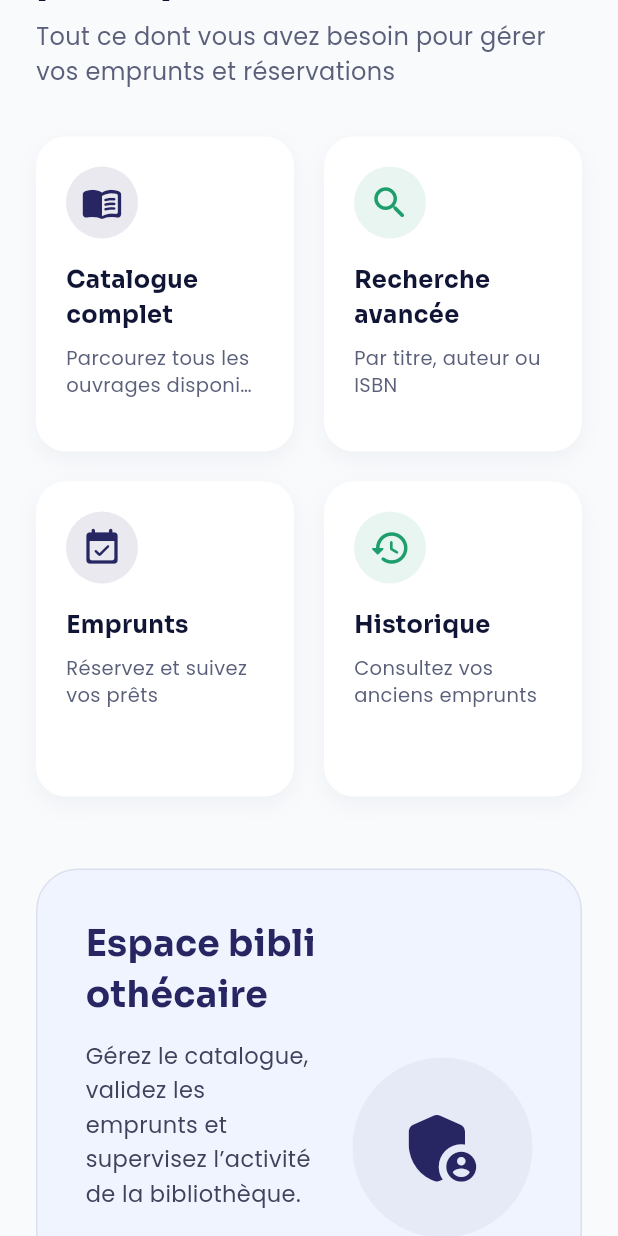
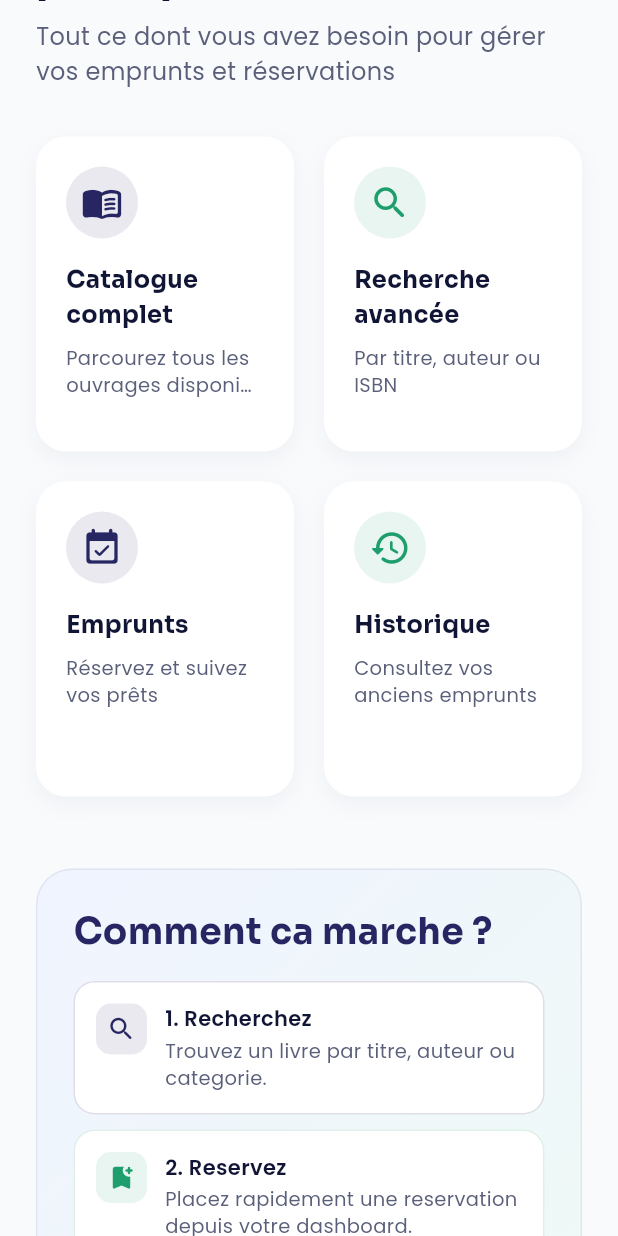
Before and after one commit to gshimatu/biblio-fac-flutter, a Flutter app: the screen it shows after launch, scrolled down 576 dp, on a phone screen of 412 x 824 dp. Run offline on Flutter 3.47's test engine with Material 3 defaults, Android fonts, the phone set to English and light mode, and no system bars; our stand-ins replace cloud_firestore, firebase_auth, firebase_core, firebase_storage, google_fonts, image_picker; accounts and stored records are empty; project files that could hold a hidden picture were left out.

Commit message:
feat(home)

```diff
--- a/lib/views/home.dart
+++ b/lib/views/home.dart
@@ -287,79 +287,98 @@ class HomePage extends StatelessWidget {
                     ],
                   ),
                   const SizedBox(height: 48),
-
-                  // Section espace administrateur
+                  // Section parcours
                   Container(
-                    padding: const EdgeInsets.all(32),
+                    padding: const EdgeInsets.all(24),
                     decoration: BoxDecoration(
-                      color: const Color(0xFFF0F4FF),
-                      borderRadius: BorderRadius.circular(28),
+                      gradient: const LinearGradient(
+                        colors: [Color(0xFFF0F4FF), Color(0xFFEFFAF5)],
+                        begin: Alignment.topLeft,
+                        end: Alignment.bottomRight,
+                      ),
+                      borderRadius: BorderRadius.circular(24),
                       border: Border.all(
-                        color: const Color(0xFF272662).withValues(alpha: 0.1),
+                        color: const Color(0xFF272662).withValues(alpha: 0.08),
                       ),
                     ),
-                    child: Row(
-                      children: [
-                        Expanded(
                     child: Column(
                       crossAxisAlignment: CrossAxisAlignment.start,
                       children: [
                         Text(
-                                'Espace bibliothécaire',
+                          'Comment ca marche ?',
                           style: GoogleFonts.sora(
                             color: const Color(0xFF272662),
                             fontSize: 24,
                             fontWeight: FontWeight.w700,
                           ),
                         ),
-                              const SizedBox(height: 12),
-                              Text(
-                                'Gérez le catalogue, validez les emprunts '
-                                'et supervisez l’activité de la bibliothèque.',
-                                style: GoogleFonts.poppins(
-                                  color: const Color(0xFF3E425B),
-                                  fontSize: 15,
-                                  height: 1.5,
+                        const SizedBox(height: 16),
+                        const _QuickInfoCard(
+                          icon: Icons.search_rounded,
+                          title: '1. Recherchez',
+                          description: 'Trouvez un livre par titre, auteur ou categorie.',
+                          color: Color(0xFF272662),
                         ),
+                        const SizedBox(height: 10),
+                        const _QuickInfoCard(
+                          icon: Icons.bookmark_add_rounded,
+                          title: '2. Reservez',
+                          description: 'Placez rapidement une reservation depuis votre dashboard.',
+                          color: Color(0xFF1D9E6C),
                         ),
-                              const SizedBox(height: 20),
-                              FilledButton.icon(
-                                onPressed: () {},
-                                icon: const Icon(
-                                  Icons.admin_panel_settings_rounded,
-                                ),
-                                label: const Text('Accéder à l’administration'),
-                                style: FilledButton.styleFrom(
-                                  backgroundColor: const Color(0xFF272662),
-                                  foregroundColor: Colors.white,
-                                  padding: const EdgeInsets.symmetric(
-                                    horizontal: 24,
-                                    vertical: 14,
-                                  ),
-                                  textStyle: GoogleFonts.poppins(
-                                    fontWeight: FontWeight.w600,
-                                  ),
-                                  shape: RoundedRectangleBorder(
-                                    borderRadius: BorderRadius.circular(30),
-                                  ),
-                                ),
+                        const SizedBox(height: 10),
+                        const _QuickInfoCard(
+                          icon: Icons.assignment_turned_in_rounded,
+                          title: '3. Empruntez',
+                          description: 'Suivez vos demandes et vos retours en temps reel.',
+                          color: Color(0xFF272662),
                         ),
                       ],
                     ),
                   ),
-                        const SizedBox(width: 24),
+                  const SizedBox(height: 24),
                   Container(
-                          width: 120,
-                          height: 120,
+                    padding: const EdgeInsets.all(24),
                     decoration: BoxDecoration(
-                            color: const Color(0xFF272662).withValues(alpha: 0.05),
-                            shape: BoxShape.circle,
+                      color: Colors.white,
+                      borderRadius: BorderRadius.circular(24),
+                      boxShadow: const [
+                        BoxShadow(
+                          color: Color(0x0C1F2A44),
+                          blurRadius: 12,
+                          offset: Offset(0, 5),
                         ),
-                          child: const Icon(
-                            Icons.admin_panel_settings_rounded,
-                            size: 60,
-                            color: Color(0xFF272662),
+                      ],
                     ),
+                    child: Column(
+                      crossAxisAlignment: CrossAxisAlignment.start,
+                      children: [
+                        Text(
+                          'Pourquoi Biblio Fac ?',
+                          style: GoogleFonts.sora(
+                            color: const Color(0xFF101535),
+                            fontSize: 22,
+                            fontWeight: FontWeight.w700,
+                          ),
+                        ),
+                        const SizedBox(height: 8),
+                        Text(
+                          'Une experience simple pour gagner du temps au quotidien.',
+                          style: GoogleFonts.poppins(
+                            color: const Color(0xFF5A5F7A),
+                            fontSize: 14,
+                          ),
+                        ),
+                        const SizedBox(height: 16),
+                        Wrap(
+                          spacing: 10,
+                          runSpacing: 10,
+                          children: const [
+                            _BenefitChip(icon: Icons.bolt_rounded, label: 'Rapide'),
+                            _BenefitChip(icon: Icons.devices_rounded, label: 'Multi-plateforme'),
+                            _BenefitChip(icon: Icons.lock_rounded, label: 'Securise'),
+                            _BenefitChip(icon: Icons.auto_graph_rounded, label: 'Suivi clair'),
+                          ],
                         ),
                       ],
                     ),
@@ -444,3 +463,101 @@ class _FeatureCard extends StatelessWidget {
     );
   }
 }
+
+class _QuickInfoCard extends StatelessWidget {
+  const _QuickInfoCard({
+    required this.icon,
+    required this.title,
+    required this.description,
+    required this.color,
+  });
+
+  final IconData icon;
+  final String title;
+  final String description;
+  final Color color;
+
+  @override
+  Widget build(BuildContext context) {
+    return Container(
+      padding: const EdgeInsets.all(14),
+      decoration: BoxDecoration(
+        color: Colors.white,
+        borderRadius: BorderRadius.circular(14),
+        border: Border.all(color: color.withValues(alpha: 0.15)),
+      ),
+      child: Row(
+        crossAxisAlignment: CrossAxisAlignment.start,
+        children: [
+          Container(
+            width: 34,
+            height: 34,
+            decoration: BoxDecoration(
+              color: color.withValues(alpha: 0.1),
+              borderRadius: BorderRadius.circular(10),
+            ),
+            child: Icon(icon, color: color, size: 20),
+          ),
+          const SizedBox(width: 12),
+          Expanded(
+            child: Column(
+              crossAxisAlignment: CrossAxisAlignment.start,
+              children: [
+                Text(
+                  title,
+                  style: GoogleFonts.poppins(
+                    color: const Color(0xFF101535),
+                    fontSize: 14,
+                    fontWeight: FontWeight.w600,
+                  ),
+                ),
+                const SizedBox(height: 3),
+                Text(
+                  description,
+                  style: GoogleFonts.poppins(
+                    color: const Color(0xFF5A5F7A),
+                    fontSize: 13,
+                    height: 1.35,
+                  ),
+                ),
+              ],
+            ),
+          ),
+        ],
+      ),
+    );
+  }
+}
+
+class _BenefitChip extends StatelessWidget {
+  const _BenefitChip({required this.icon, required this.label});
+
+  final IconData icon;
+  final String label;
+
+  @override
+  Widget build(BuildContext context) {
+    return Container(
+      padding: const EdgeInsets.symmetric(horizontal: 12, vertical: 8),
+      decoration: BoxDecoration(
+        color: const Color(0xFFF4F6FC),
+        borderRadius: BorderRadius.circular(999),
+      ),
+      child: Row(
+        mainAxisSize: MainAxisSize.min,
+        children: [
+          Icon(icon, size: 16, color: const Color(0xFF272662)),
+          const SizedBox(width: 6),
+          Text(
+            label,
+            style: GoogleFonts.poppins(
+              color: const Color(0xFF272662),
+              fontSize: 12,
+              fontWeight: FontWeight.w600,
+            ),
+          ),
+        ],
+      ),
+    );
+  }
+}
```
Lines whose indentation alone changed are shown as unchanged.
